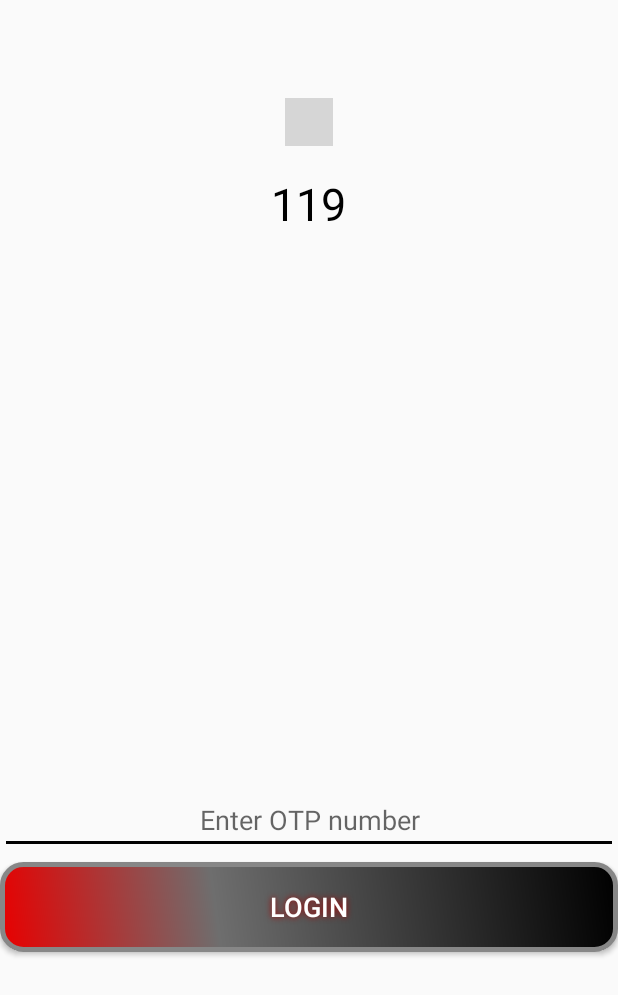
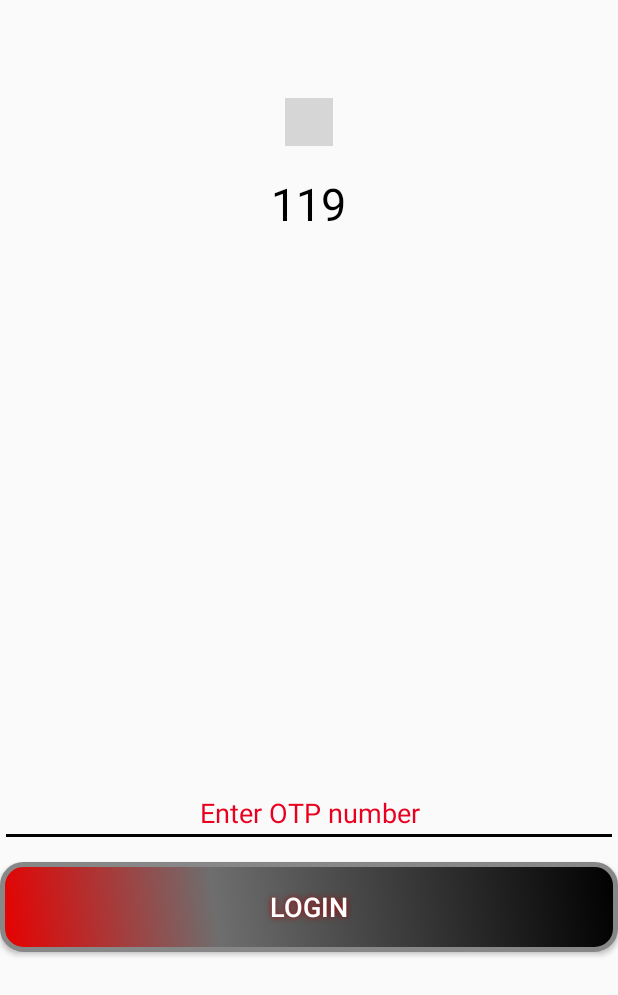
Before and after one commit to mysa06/Three-Level-Password-Authentication-System, an Android app: the OtpActivity screen opened directly, with no data from a screen before it, on a phone screen of 412 x 824 dp. Shown: the top 995 px of the screen. Run offline under Robolectric (Android 15) with nearby library versions, the phone set to English and light mode, and no system bars; libraries missing offline, so code that uses them is left out: io.github.krtkush.lineartimer; plain views replace LinearTimerView; 4 statements that could not run were skipped; grey boxes are pictures that could not be loaded.

Commit message:
Baba did it ! :)

```diff
--- a/app/src/main/res/layout/activity_otp.xml
+++ b/app/src/main/res/layout/activity_otp.xml
@@ -29,6 +29,7 @@
         android:background="@drawable/button_shape"
         android:onClick="sendOTPButton"
         android:shadowColor="#A80303"
+        android:layout_alignParentStart="true"
         android:shadowDx="0"
         android:shadowDy="0"
         android:shadowRadius="5"
@@ -46,8 +47,10 @@
         android:layout_above="@+id/buttonLogin"
         android:layout_alignParentStart="true"
         android:digits="0123456789"
-        android:ems="10"
+        android:ems="6"
         android:hint="Enter OTP number"
+        android:textColor="@color/colorBlack"
+        android:textColorHint="@color/colorRed"
         android:inputType="number"
         android:textAlignment="center"/>
 
@@ -61,7 +64,7 @@
         android:text="Logın"
         android:onClick="validate"
         android:layout_gravity="center_horizontal"
-        android:layout_marginTop="5dp"
+        android:layout_marginTop="10dp"
         android:layout_weight="1"
         android:textColor="#FFFFFF"
         android:textSize="18sp"
```
